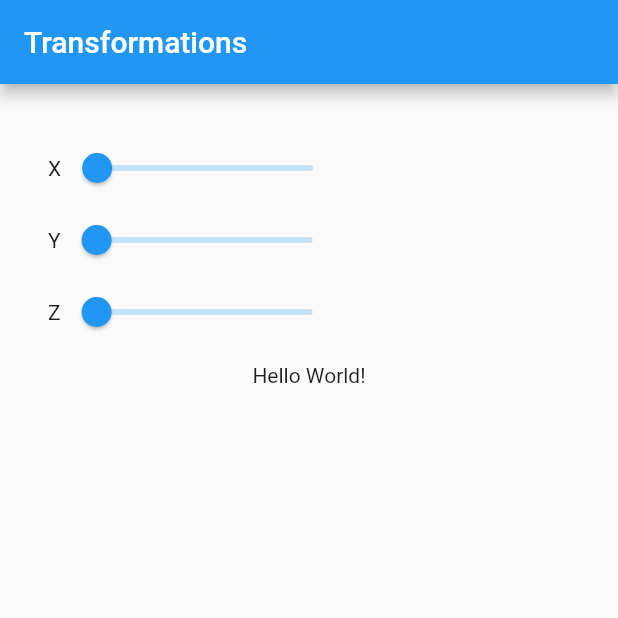
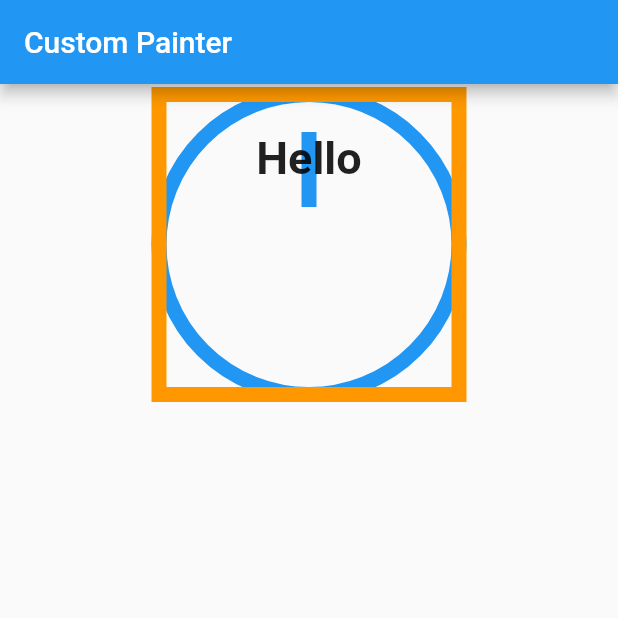
Before and after one commit to codewithiulian/flutter-advanced, a Flutter app: the screen it shows after launch, on a phone screen of 412 x 824 dp, the top half of it. Run offline on Flutter 3.47's test engine with Material 2 defaults, Android fonts, the phone set to English and light mode, and no system bars.

Commit message:
6. Custom painter

```diff
--- a/lib/main.dart
+++ b/lib/main.dart
@@ -11,69 +11,58 @@ class MyApp extends StatefulWidget {
   _State createState() => new _State();
 }
 
-class _State extends State<MyApp> {
+class _painter extends CustomPainter {
+  @override
+  void paint(Canvas canvas, Size size) {
+    final radius = 100.0;
+    final Offset offset = new Offset(0.0, 75.0);
+    final Paint paint = new Paint()
+      ..isAntiAlias = true
+      ..strokeWidth = 10.0
+      ..color = Colors.blue[500]
+      ..style = PaintingStyle.stroke;
 
-  double _x;
-  double _y;
-  double _z;
+    final Offset bodystart = new Offset(0.0, 50.0);
+    final Offset bodyend = new Offset(0.0, 0.0);
 
+    canvas.drawCircle(offset, radius, paint);
+    canvas.drawLine(bodystart, bodyend, paint);
+
+    final Rect rect = new Rect.fromCircle(center: offset, radius: radius);
+    final Paint rectpaint = new Paint()
+      ..isAntiAlias = true
+      ..strokeWidth = 10.0
+      ..color = Colors.orange[500]
+      ..style = PaintingStyle.stroke;
+
+    canvas.drawRect(rect, rectpaint);
+  }
 
   @override
-  void initState() {
-    _x = 0.0;
-    _y = 0.0;
-    _z = 0.0;
+  bool shouldRepaint(CustomPainter oldDelegate) {
+    return false;
   }
+}
 
+class _State extends State<MyApp> {
   @override
   Widget build(BuildContext context) {
     return new Scaffold(
       appBar: new AppBar(
-        title: new Text('Transformations'),
+        title: new Text('Custom Painter'),
       ),
       body: new Container(
         padding: new EdgeInsets.all(32.0),
         child: new Center(
           child: new Column(
             children: <Widget>[
-              new Row(
-                children: <Widget>[
-                  new Text('X'),
-                  new Slider(
-                    value: _x,
-                    onChanged: (double value) => setState(() => _x = value),
-                  )
-                ],
+              new CustomPaint(
+                painter: new _painter()
               ),
-              new Row(
-                children: <Widget>[
-                  new Text('Y'),
-                  new Slider(
-                    value: _y,
-                    onChanged: (double value) => setState(() => _y = value),
-                  )
-                ],
-              ),
-              new Row(
-                children: <Widget>[
-                  new Text('Z'),
-                  new Slider(
-                    value: _z,
-                    onChanged: (double value) => setState(() => _z = value),
-                  )
-                ],
-              ),
-              new Transform(
-                transform: new Matrix4.skewY(_y),
-                child: new Transform(
-                  transform: new Matrix4.skewX(_x),
-                  child: new Transform(
-                    transform: new Matrix4.rotationZ(_z),
-                    child: new Padding(
-                      padding: new EdgeInsets.all(10.0),
-                      child: new Text('Hello World!'),
-                    ),
-                  ),
+              new Text('Hello',
+                style: new TextStyle(
+                    fontSize: 30.0,
+                    fontWeight: FontWeight.bold
                 ),
               ),
             ]
```
